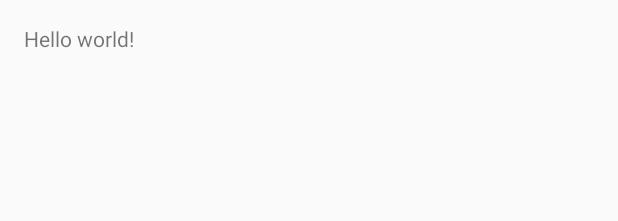
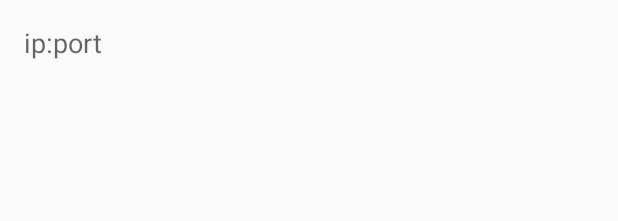
Before and after one commit to stryku/homedisc, an Android app: the layout activity_main.xml on its own in the app's theme, with its tools: preview values and no code run, on a phone screen of 412 x 824 dp. Shown: the top 221 px of the screen. Run offline under Robolectric (Android 15) with nearby library versions, the phone set to English and light mode, and no system bars.

Commit message:
created basic view

```diff
--- a/servers/android/HomeDiscServer/app/src/main/AndroidManifest.xml
+++ b/servers/android/HomeDiscServer/app/src/main/AndroidManifest.xml
@@ -6,6 +6,7 @@
     <uses-permission android:name="android.permission.ACCESS_FINE_LOCATION"></uses-permission>
     <uses-permission android:name="android.permission.WRITE_EXTERNAL_STORAGE"></uses-permission>
     <uses-permission android:name="android.permission.READ_EXTERNAL_STORAGE"></uses-permission>
+    <uses-permission android:name="android.permission.ACCESS_WIFI_STATE"></uses-permission>
 
     <application
         android:allowBackup="true"
--- a/servers/android/HomeDiscServer/app/src/main/res/layout/activity_main.xml
+++ b/servers/android/HomeDiscServer/app/src/main/res/layout/activity_main.xml
@@ -5,7 +5,21 @@
     android:paddingTop="@dimen/activity_vertical_margin"
     android:paddingBottom="@dimen/activity_vertical_margin" tools:context=".MainActivity">
 
-    <TextView android:text="@string/hello_world" android:layout_width="wrap_content"
-        android:layout_height="wrap_content" />
+    <TextView
+        android:layout_width="wrap_content"
+        android:layout_height="wrap_content"
+        android:textAppearance="?android:attr/textAppearanceMedium"
+        android:text="ip:port"
+        android:id="@+id/textViewIpAndPort"
+        android:layout_alignParentTop="true"
+        android:layout_alignParentLeft="true"
+        android:layout_alignParentStart="true" />
 
+    <ListView
+        android:layout_width="wrap_content"
+        android:layout_height="wrap_content"
+        android:id="@+id/listViewLatestEvents"
+        android:layout_below="@+id/textViewIpAndPort"
+        android:layout_alignParentLeft="true"
+        android:layout_alignParentStart="true" />
 </RelativeLayout>
```
Also changed, not shown: servers/android/HomeDiscServer/app/src/main/java/stryku/homediscserver/MainActivity.java (+26 -0 lines).
